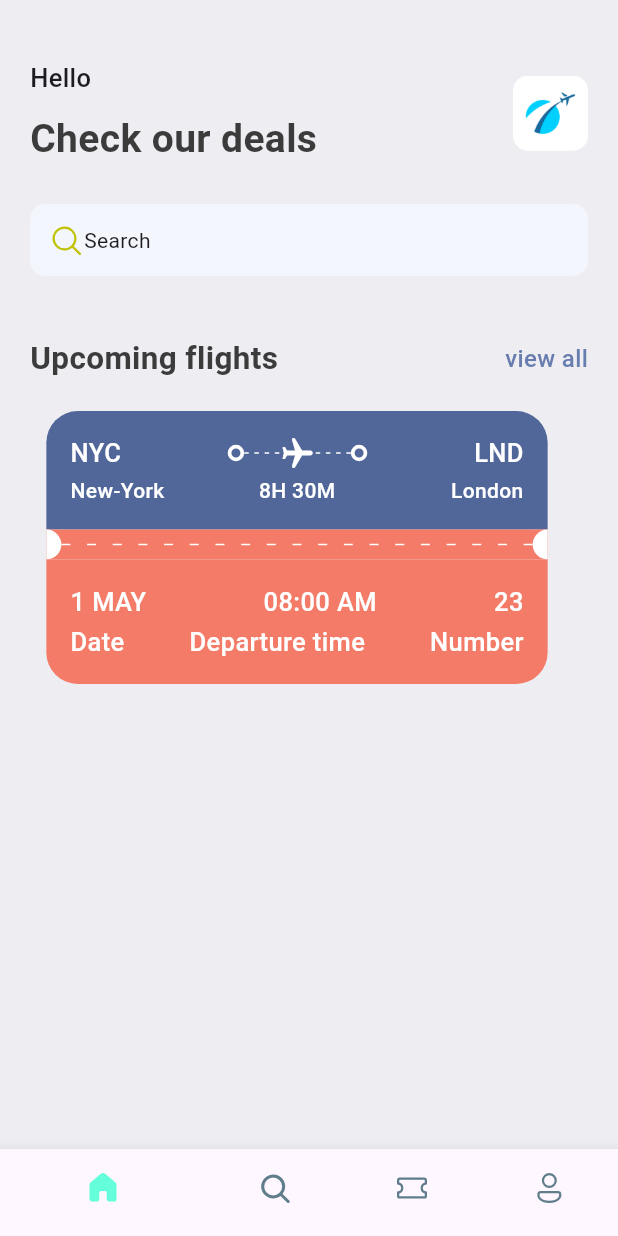
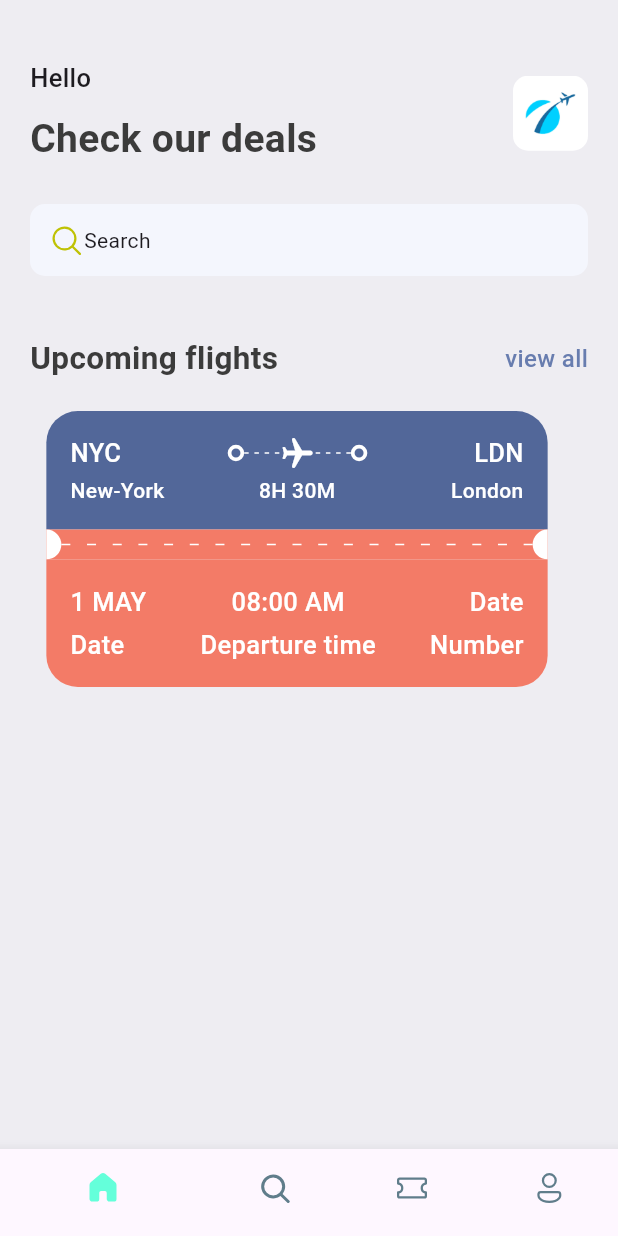
Before and after one commit to hassaneldika/ticket-app, a Flutter app: the screen it shows after launch, on a phone screen of 412 x 824 dp. Run offline on Flutter 3.47's test engine with Material 3 defaults, Android fonts, the phone set to English and light mode, and no system bars; our stand-ins replace fluentui_icons.

Commit message:
style widgets

```diff
--- /dev/null
+++ b/lib/base/utils/all_json.dart
@@ -0,0 +1,18 @@
+List<Map<String, dynamic>> ticketList = [
+  {
+    'from': {'code': "NYC", 'name': "New-York"},
+    'to': {'code': "LDN", 'name': "London"},
+    'flying_time': '8H 30M',
+    'date': "1 MAY",
+    'departure_time': "08:00 AM",
+    "number": 23
+  },
+  {
+    'from': {'code': "DK", 'name': "Dhaka"},
+    'to': {'code': "SH", 'name': "Shanghai"},
+    'flying_time': '4H 20M',
+    'date': "10 MAY",
+    'departure_time': "09:00 AM",
+    "number": 45
+  },
+];
--- /dev/null
+++ b/lib/base/widgets/app_columns_text_layout.dart
@@ -0,0 +1,28 @@
+import 'package:flutter/material.dart';
+import 'package:ticketapp/base/widgets/text_style_third.dart';
+
+class AppColumnTextLayout extends StatelessWidget {
+  const AppColumnTextLayout(
+      {super.key,
+      required this.topText,
+      required this.bottomText,
+      required this.alignment});
+
+  final String topText;
+  final String bottomText;
+  final CrossAxisAlignment alignment;
+
+  @override
+  Widget build(BuildContext context) {
+    return Column(
+      crossAxisAlignment: alignment,
+      children: [
+        TextStyleThird(text: topText),
+        const SizedBox(
+          height: 5.0,
+        ),
+        TextStyleThird(text: bottomText),
+      ],
+    );
+  }
+}
--- /dev/null
+++ b/lib/base/widgets/text_style_fourth.dart
@@ -0,0 +1,19 @@
+import 'package:flutter/material.dart';
+import 'package:ticketapp/base/res/styles/app_styles.dart';
+
+class TextStyleFourth extends StatelessWidget {
+  const TextStyleFourth(
+      {super.key, required this.text, this.align = TextAlign.start});
+
+  final String text;
+  final TextAlign align;
+
+  @override
+  Widget build(BuildContext context) {
+    return Text(
+      text,
+      textAlign: align,
+      style: AppStyles.headLineStyle4.copyWith(color: Colors.white),
+    );
+  }
+}
--- /dev/null
+++ b/lib/base/widgets/text_style_third.dart
@@ -0,0 +1,16 @@
+import 'package:flutter/material.dart';
+import 'package:ticketapp/base/res/styles/app_styles.dart';
+
+class TextStyleThird extends StatelessWidget {
+  const TextStyleThird({super.key, required this.text});
+
+  final String text;
+
+  @override
+  Widget build(BuildContext context) {
+    return Text(
+      text,
+      style: AppStyles.headLineStyle3.copyWith(color: Colors.white),
+    );
+  }
+}
--- a/lib/base/widgets/ticket_view.dart
+++ b/lib/base/widgets/ticket_view.dart
@@ -1,8 +1,11 @@
 import 'package:flutter/material.dart';
 import 'package:ticketapp/base/res/styles/app_styles.dart';
+import 'package:ticketapp/base/widgets/app_columns_text_layout.dart';
 import 'package:ticketapp/base/widgets/app_layoutbuilder_widget.dart';
 import 'package:ticketapp/base/widgets/big_circle.dart';
 import 'package:ticketapp/base/widgets/big_dot.dart';
+import 'package:ticketapp/base/widgets/text_style_fourth.dart';
+import 'package:ticketapp/base/widgets/text_style_third.dart';
 
 class TicketView extends StatelessWidget {
   const TicketView({super.key});
@@ -31,11 +34,7 @@ class TicketView extends StatelessWidget {
                     //you can use Expanded widget or mainAxisAlignment widget
                     //mainAxisAlignment: MainAxisAlignment.spaceBetween,
                     children: [
-                      Text(
-                        'NYC',
-                        style: AppStyles.headLineStyle3
-                            .copyWith(color: Colors.white),
-                      ),
+                      const TextStyleThird(text: 'NYC'),
                       Expanded(child: Container()),
                       const BigDot(),
                       Expanded(
@@ -60,11 +59,7 @@ class TicketView extends StatelessWidget {
                       )),
                       const BigDot(),
                       Expanded(child: Container()),
-                      Text(
-                        'LND',
-                        style: AppStyles.headLineStyle3
-                            .copyWith(color: Colors.white),
-                      ),
+                      const TextStyleThird(text: 'LDN'),
                     ],
                   ),
                   const SizedBox(
@@ -72,28 +67,18 @@ class TicketView extends StatelessWidget {
                   ),
                   Row(
                     children: [
-                      SizedBox(
+                      const SizedBox(
                         width: 100.0,
-                        child: Text(
-                          'New-York',
-                          style: AppStyles.headLineStyle4
-                              .copyWith(color: Colors.white),
-                        ),
+                        child: TextStyleFourth(text: 'New-York'),
                       ),
                       Expanded(child: Container()),
-                      Text(
-                        '8H 30M',
-                        style: AppStyles.headLineStyle4
-                            .copyWith(color: Colors.white),
-                      ),
+                      const TextStyleFourth(text: '8H 30M'),
                       Expanded(child: Container()),
-                      SizedBox(
+                      const SizedBox(
                         width: 100.0,
-                        child: Text(
-                          'London',
-                          textAlign: TextAlign.end,
-                          style: AppStyles.headLineStyle4
-                              .copyWith(color: Colors.white),
+                        child: TextStyleFourth(
+                          text: 'London',
+                          align: TextAlign.end,
                         ),
                       ),
                     ],
@@ -129,52 +114,26 @@ class TicketView extends StatelessWidget {
                   borderRadius: BorderRadius.only(
                       bottomLeft: Radius.circular(21.0),
                       bottomRight: Radius.circular(21.0))),
-              child: Column(
+              child: const Column(
                 children: [
                   Row(
                     //you can use Expanded widget or mainAxisAlignment widget
-                    //mainAxisAlignment: MainAxisAlignment.spaceBetween,
+                    mainAxisAlignment: MainAxisAlignment.spaceBetween,
                     children: [
-                      Text(
-                        '1 MAY',
-                        style: AppStyles.headLineStyle3
-                            .copyWith(color: Colors.white),
+                      AppColumnTextLayout(
+                        topText: '1 MAY',
+                        bottomText: 'Date',
+                        alignment: CrossAxisAlignment.start,
                       ),
-                      Expanded(child: Container()),
-                      Text(
-                        '08:00 AM',
-                        style: AppStyles.headLineStyle3
-                            .copyWith(color: Colors.white),
+                      AppColumnTextLayout(
+                        topText: '08:00 AM',
+                        bottomText: 'Departure time',
+                        alignment: CrossAxisAlignment.center,
                       ),
-                      Expanded(child: Container()),
-                      Text(
-                        '23',
-                        style: AppStyles.headLineStyle3
-                            .copyWith(color: Colors.white),
-                      ),
-                    ],
-                  ),
-                  const SizedBox(
-                    height: 3.0,
-                  ),
-                  Row(
-                    children: [
-                      Text(
-                        'Date',
-                        style: AppStyles.headLineStyle3
-                            .copyWith(color: Colors.white),
-                      ),
-                      Expanded(child: Container()),
-                      Text(
-                        'Departure time',
-                        style: AppStyles.headLineStyle3
-                            .copyWith(color: Colors.white),
-                      ),
-                      Expanded(child: Container()),
-                      Text(
-                        'Number',
-                        style: AppStyles.headLineStyle3
-                            .copyWith(color: Colors.white),
+                      AppColumnTextLayout(
+                        topText: 'Date',
+                        bottomText: 'Number',
+                        alignment: CrossAxisAlignment.end,
                       ),
                     ],
                   ),
```
